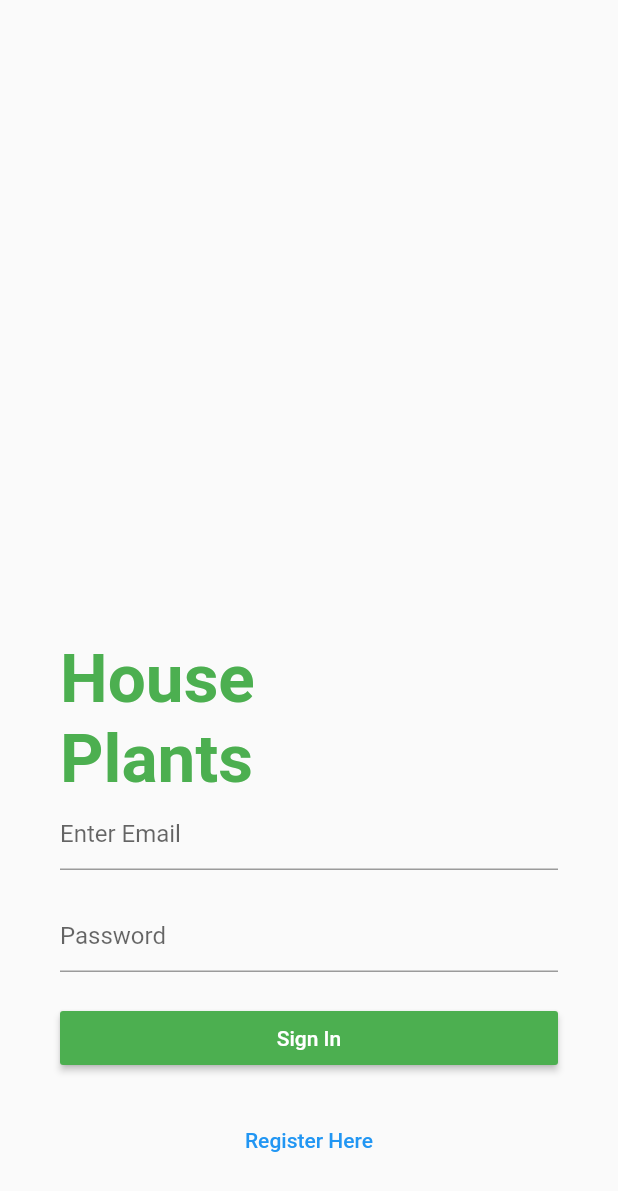
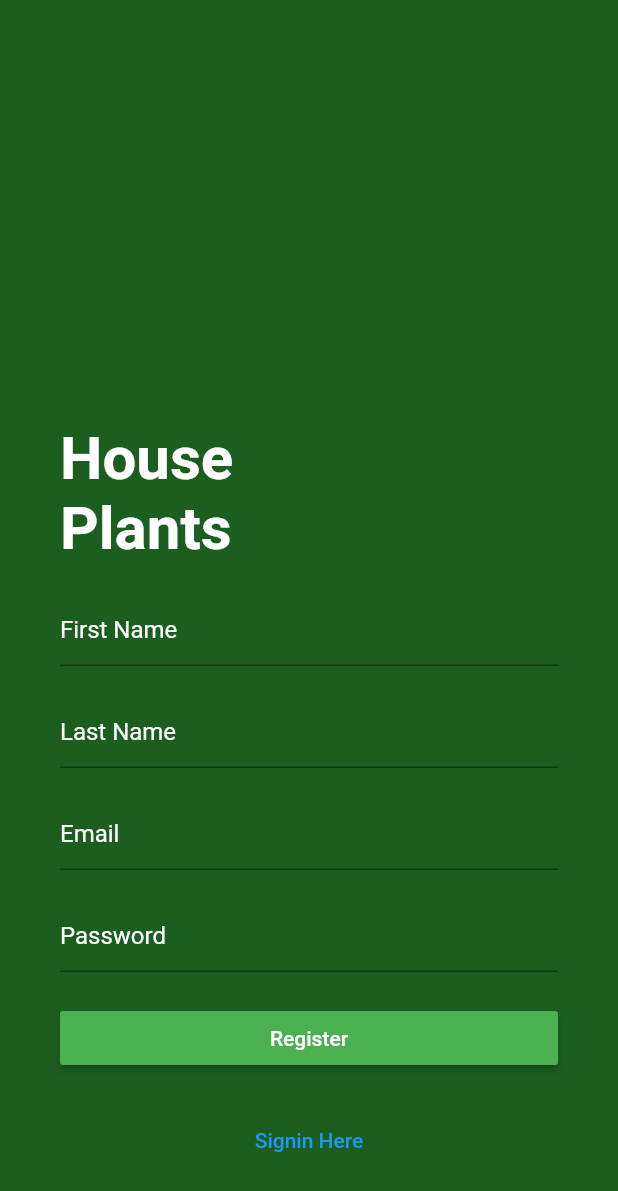
Before and after one commit to MyoSetPaing/Login-Register_Form, a Flutter app: the screen it shows after launch, after a tap on "Register Here", on a phone screen of 412 x 824 dp. Shown: the top 1191 px of the screen. Run offline on Flutter 3.47's test engine with Material 2 defaults, Android fonts, the phone set to English and light mode, and no system bars.

Commit message:
add register form

```diff
--- a/lib/login_page.dart
+++ b/lib/login_page.dart
@@ -1,4 +1,5 @@
 import 'package:flutter/material.dart';
+import 'package:login_form/register_page.dart';
 
 class LoginPage extends StatefulWidget {
   @override
@@ -81,7 +82,12 @@ class _LoginPageState extends State<LoginPage> {
                     Container(
                       width: double.infinity,
                       child: FlatButton(
-                        onPressed: () {},
+                        onPressed: () {
+                          Navigator.of(context).push(MaterialPageRoute(
+                              builder: (BuildContext context) {
+                            return RegisterPage();
+                          }));
+                        },
                         textColor: Colors.blue,
                         child: Text("Register Here"),
                       ),
--- /dev/null
+++ b/lib/register_page.dart
@@ -0,0 +1,151 @@
+import 'package:flutter/material.dart';
+
+class RegisterPage extends StatefulWidget {
+  @override
+  _RegisterPageState createState() => _RegisterPageState();
+}
+
+class _RegisterPageState extends State<RegisterPage> {
+  var _formKey = GlobalKey<FormState>();
+
+  @override
+  Widget build(BuildContext context) {
+    return SafeArea(
+      child: Scaffold(
+        backgroundColor: Colors.green[900],
+        body: Column(
+          mainAxisAlignment: MainAxisAlignment.spaceBetween,
+          children: <Widget>[
+            Container(),
+            Padding(
+              padding: const EdgeInsets.all(40.0),
+              child: Form(
+                key: _formKey,
+                child: Column(
+                  crossAxisAlignment: CrossAxisAlignment.start,
+                  children: <Widget>[
+                    Text(
+                      "House\nPlants",
+                      style: TextStyle(
+                          color: Colors.white,
+                          fontSize: 40.0,
+                          fontWeight: FontWeight.bold),
+                    ),
+                    SizedBox(
+                      height: 20,
+                    ),
+                    TextFormField(
+                      onSaved: (str) {
+                        if (str.isEmpty) {
+                          print(str);
+                        }
+                      },
+                      validator: (str) {
+                        if (str.isEmpty) {
+                          return 'required';
+                        }
+                      },
+                      decoration: InputDecoration(
+                          hintText: "First Name",
+                          hintStyle: TextStyle(color: Colors.white)),
+                    ),
+                    SizedBox(
+                      height: 20,
+                    ),
+                    TextFormField(
+                      onSaved: (str) {
+                        if (str.isEmpty) {
+                          print(str);
+                        }
+                      },
+                      validator: (str) {
+                        if (str.isEmpty) {
+                          return 'required';
+                        }
+                      },
+                      decoration: InputDecoration(
+                          hintText: "Last Name",
+                          hintStyle: TextStyle(color: Colors.white)),
+                    ),
+                    SizedBox(
+                      height: 20,
+                    ),
+                    TextFormField(
+                      onSaved: (str) {
+                        if (str.isEmpty) {
+                          print(str);
+                        }
+                      },
+                      validator: (str) {
+                        if (str.isEmpty) {
+                          return 'required';
+                        }
+                        if (!str.endsWith("@gmail.com")) {
+                          return "Invalid Gmail";
+                        }
+                      },
+                      decoration: InputDecoration(
+                          hintText: "Email",
+                          hintStyle: TextStyle(color: Colors.white)),
+                    ),
+                    SizedBox(
+                      height: 20,
+                    ),
+                    TextFormField(
+                      onSaved: (str) {
+                        if (str.isEmpty) {
+                          print(str);
+                        }
+                      },
+                      validator: (str) {
+                        if (str.isEmpty) {
+                          return 'required';
+                        }
+                        if (str.length < 6) {
+                          return 'At least 6 number';
+                        }
+                      },
+                      obscureText: true,
+                      decoration: InputDecoration(
+                          hintText: "Password",
+                          hintStyle: TextStyle(color: Colors.white)),
+                    ),
+                    SizedBox(
+                      height: 20,
+                    ),
+                    Container(
+                      width: double.infinity,
+                      child: RaisedButton(
+                        onPressed: () {
+                          if (_formKey.currentState.validate()) {
+                            _formKey.currentState.save();
+                          }
+                        },
+                        child: Text("Register"),
+                        color: Colors.green,
+                        textColor: Colors.white,
+                      ),
+                    ),
+                    SizedBox(
+                      height: 20,
+                    ),
+                    Container(
+                      width: double.infinity,
+                      child: FlatButton(
+                        onPressed: () {
+                          Navigator.of(context).pop();
+                        },
+                        child: Text("Signin Here"),
+                        textColor: Colors.blue,
+                      ),
+                    )
+                  ],
+                ),
+              ),
+            )
+          ],
+        ),
+      ),
+    );
+  }
+}
```
